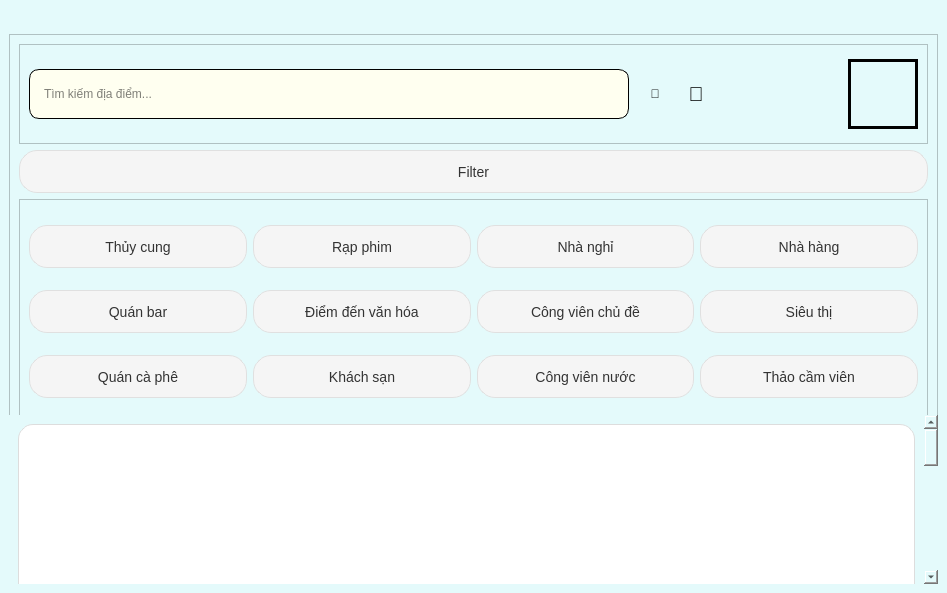
Qt form MAIN PROJECT/BACKENDWORK/menuPage.ui (dhqkhanh2430/ScrollTravel-PROJECT) before a commit.
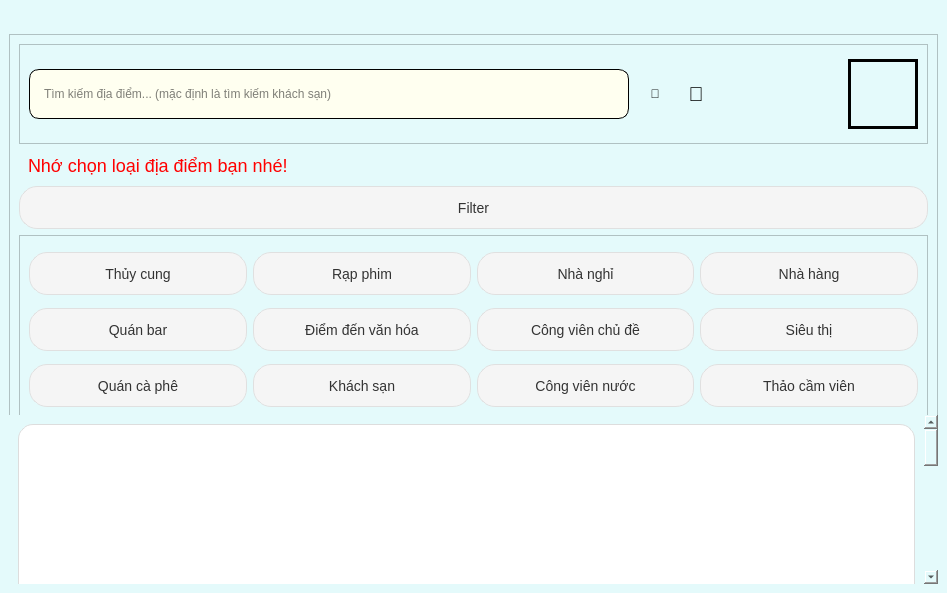
The same form after that commit. Icons and pictures are not drawn.

Commit message:
Minor tweaks for better results
tweaking conditional statements, removing unnecessary statements, fixing home button in searchResult

Patch:
```diff
--- a/MAIN PROJECT/BACKENDWORK/menuPage.ui
+++ b/MAIN PROJECT/BACKENDWORK/menuPage.ui
@@ -112,7 +112,7 @@
              <set>Qt::AlignLeading|Qt::AlignLeft|Qt::AlignVCenter</set>
             </property>
             <property name="placeholderText">
-             <string notr="true">Tìm kiếm địa điểm...</string>
+             <string notr="true">Tìm kiếm địa điểm... (mặc định là tìm kiếm khách sạn)</string>
             </property>
            </widget>
           </item>
@@ -221,6 +221,33 @@
          </layout>
         </widget>
        </item>
+       <item>
+        <widget class="QLabel" name="reminderLbl">
+         <property name="minimumSize">
+          <size>
+           <width>400</width>
+           <height>30</height>
+          </size>
+         </property>
+         <property name="maximumSize">
+          <size>
+           <width>400</width>
+           <height>30</height>
+          </size>
+         </property>
+         <property name="styleSheet">
+          <string notr="true">QLabel#reminderLbl{
+	 font-family: &quot;Segoe UI&quot;, sans-serif;
+   	 font-size: 18px;
+	color: red;
+	margin-left: 5px;
+}</string>
+         </property>
+         <property name="text">
+          <string>Nhớ chọn loại địa điểm bạn nhé!</string>
+         </property>
+        </widget>
+       </item>
        <item>
         <widget class="QPushButton" name="filterBtn">
          <property name="styleSheet">
```
The commit also changes 2 other files.
